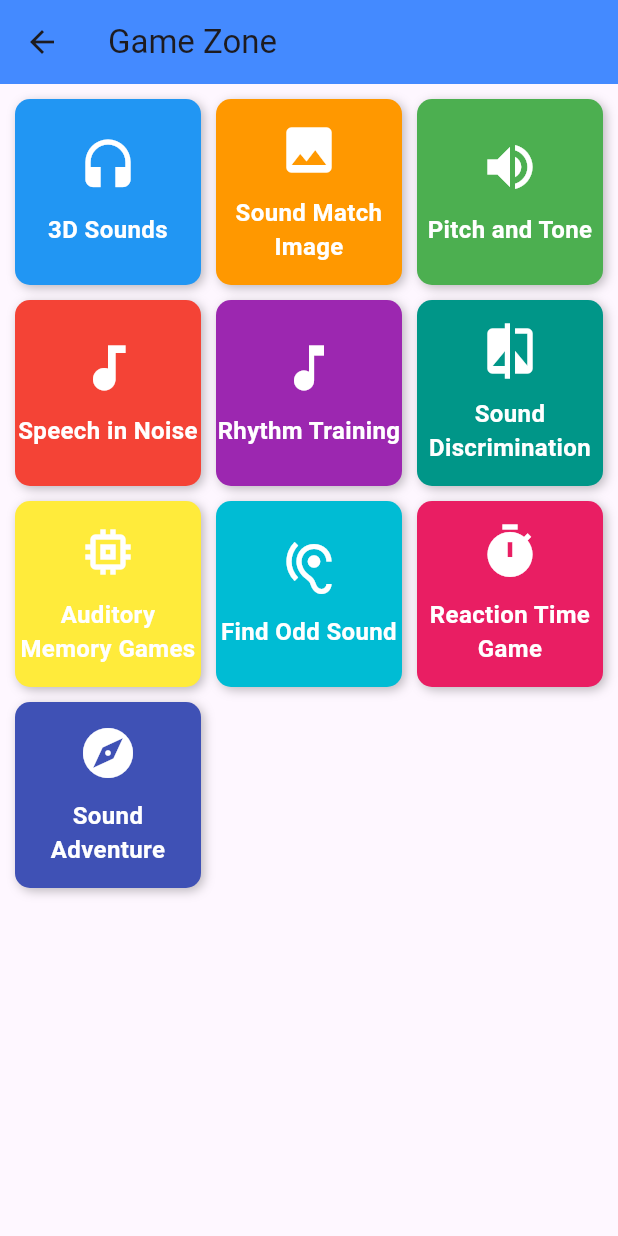
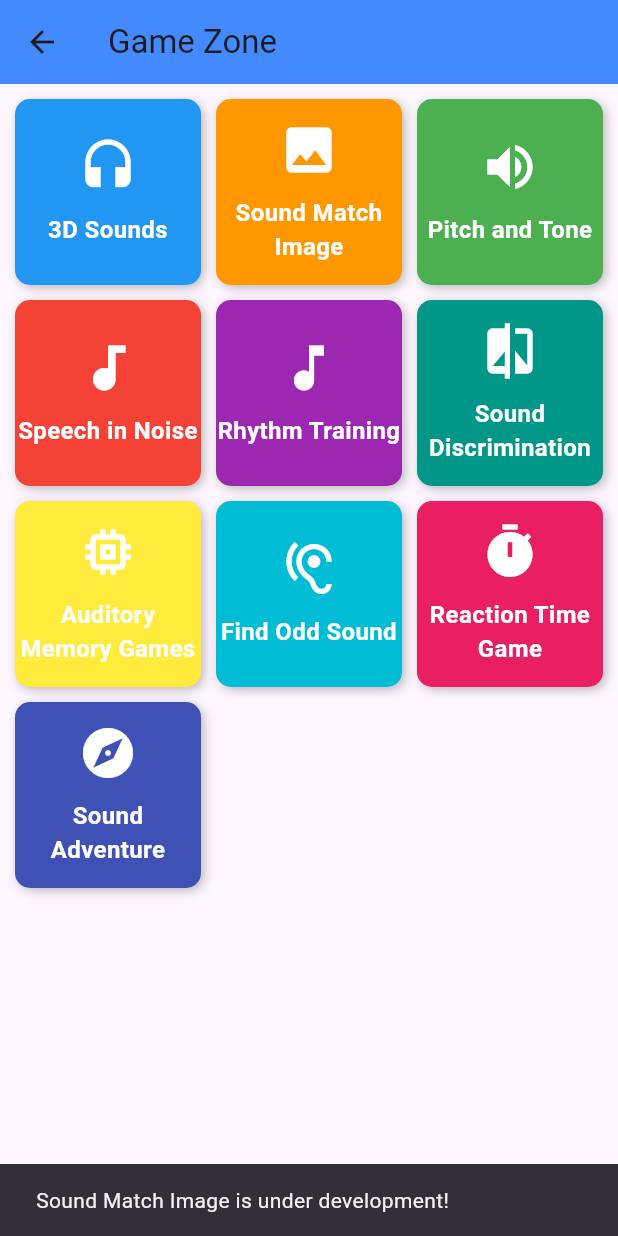
Before and after one commit to Kmann22/audivive, a Flutter app: the GameZonePage screen opened directly, after a tap on "Sound Match Image", on a phone screen of 412 x 824 dp. Run offline on Flutter 3.47's test engine with Material 3 defaults, Android fonts, the phone set to English and light mode, and no system bars; our stand-ins replace audioplayers, flutter_tts.

Commit message:
2 games done!

```diff
--- a/lib/pages/game_zone.dart
+++ b/lib/pages/game_zone.dart
@@ -1,5 +1,7 @@
+import 'package:audivive/pages/game_noise_speech.dart';
+import 'package:flutter/material.dart';
+import 'package:audivive/pages/game_auditorymemory.dart';
 import 'package:audivive/pages/game_reaction.dart';
-import 'package:flutter/material.dart';
 
 class GameZonePage extends StatelessWidget {
   final List<Map<String, dynamic>> games = [
@@ -31,12 +33,12 @@ class GameZonePage extends StatelessWidget {
   Widget build(BuildContext context) {
     return Scaffold(
       appBar: AppBar(
-        title: Text('Game Zone'),
+        title: const Text('Game Zone'),
         backgroundColor: Colors.blueAccent,
       ),
       body: GridView.builder(
-        padding: EdgeInsets.all(10),
-        gridDelegate: SliverGridDelegateWithFixedCrossAxisCount(
+        padding: const EdgeInsets.all(10),
+        gridDelegate: const SliverGridDelegateWithFixedCrossAxisCount(
           crossAxisCount: 3, // 3 columns
           crossAxisSpacing: 10,
           mainAxisSpacing: 10,
@@ -45,16 +47,42 @@ class GameZonePage extends StatelessWidget {
         itemBuilder: (context, index) {
           return GestureDetector(
             onTap: () {
-              if (games[index]["name"] == "Reaction Time Game") {
-                // Navigate to the Reaction Time Game page
+              // Navigation logic based on the game name
+              switch (games[index]["name"]) {
+                case "Reaction Time Game":
                   Navigator.push(
                     context,
                     MaterialPageRoute(
                       builder: (context) => ReactionTimeGamePage(),
                     ),
                   );
+                  break;
+                case "Auditory Memory Games":
+                  Navigator.push(
+                    context,
+                    MaterialPageRoute(
+                      builder: (context) => TextToSpeechPage(),
+                    ),
+                  );
+                  break;
+                case "Speech in Noise":
+                  Navigator.push(
+                    context,
+                    MaterialPageRoute(
+                      builder: (context) => MotivationalGame(),
+                    ),
+                  );
+                  break;
+                // Add cases for other games here
+                default:
+                  ScaffoldMessenger.of(context).showSnackBar(
+                    SnackBar(
+                      content:
+                          Text('${games[index]["name"]} is under development!'),
+                    ),
+                  );
+                  break;
               }
-              // Add other game navigation logic here
             },
             child: Container(
               decoration: BoxDecoration(
@@ -64,7 +92,7 @@ class GameZonePage extends StatelessWidget {
                   BoxShadow(
                     color: Colors.black26,
                     blurRadius: 5,
-                    offset: Offset(2, 2),
+                    offset: const Offset(2, 2),
                   ),
                 ],
               ),
@@ -77,11 +105,11 @@ class GameZonePage extends StatelessWidget {
                       size: 40,
                       color: Colors.white,
                     ),
-                    SizedBox(height: 10),
+                    const SizedBox(height: 10),
                     Text(
                       games[index]["name"],
                       textAlign: TextAlign.center,
-                      style: TextStyle(
+                      style: const TextStyle(
                         color: Colors.white,
                         fontSize: 16,
                         fontWeight: FontWeight.bold,
--- a/pubspec.yaml
+++ b/pubspec.yaml
@@ -37,6 +37,7 @@ dependencies:
   cupertino_icons: ^1.0.8
   just_audio: ^0.9.42
   audioplayers: ^6.1.0
+  flutter_tts: ^4.2.0
 
 dev_dependencies:
   flutter_test:
```
Also changed, not shown: lib/pages/game_auditorymemory.dart (added, +155 -0 lines), lib/pages/game_noise_speech.dart (added, +188 -0 lines), pubspec.lock, 4 other files. Lines whose indentation alone changed are shown as unchanged.
